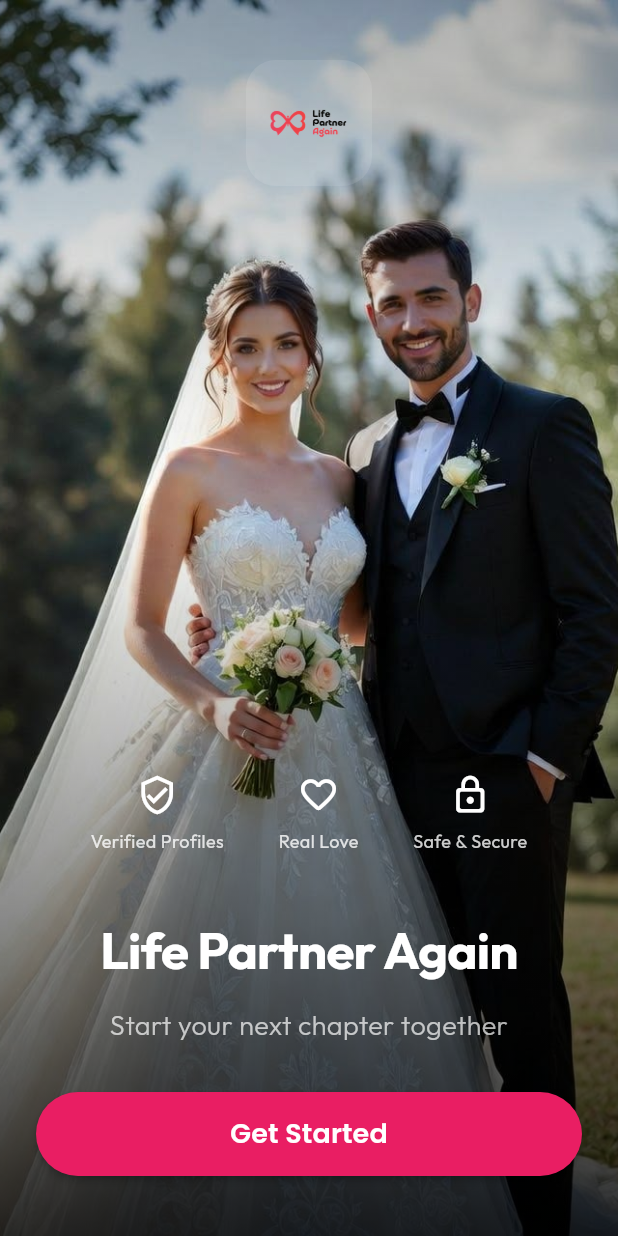
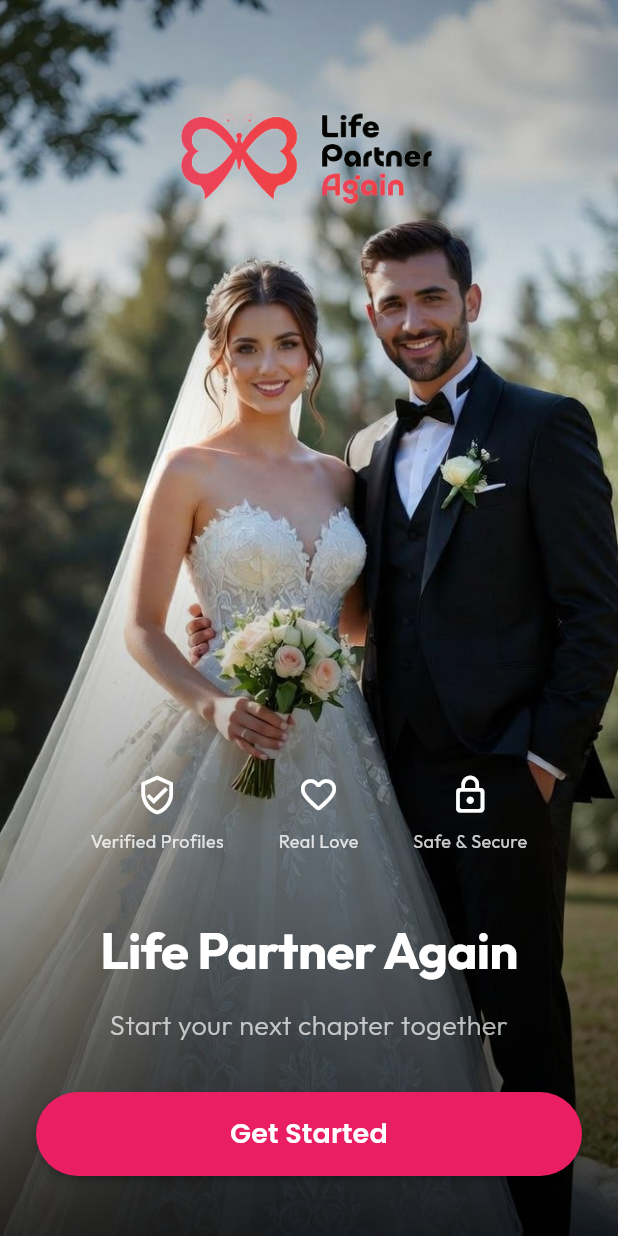
Before and after one commit to JasimIhsan/MyLifepartner_Admin, a Flutter app: the screen it shows after launch, on a phone screen of 412 x 824 dp. Run offline on Flutter 3.47's test engine with Material 3 defaults, Android fonts, the phone set to English and light mode, and no system bars; drawn by our look-alikes of flutter_animate; our stand-ins replace app_links, cached_network_image, camera, dio, geolocator, google_fonts and 3 more; missing offline and left inert: phone_form_field; accounts and stored records are empty; network calls fail.

Commit message:
refactor: rename LANDING_PAGE section to ONBOARDING_SCREEN and integrate dynamic image loading across auth screens

```diff
--- a/frontend/lib/screens/home_screen/home_screen.dart
+++ b/frontend/lib/screens/home_screen/home_screen.dart
@@ -131,7 +131,7 @@ class _HomePageState extends State<HomePage> {
 
   PreferredSizeWidget _buildAppBar() {
     return CustomAppBar(
-      title: 'Life Partner Again',
+      // title: 'Life Partner Again',
       showLeading: false,
       actions: [
         IconButton(
--- a/frontend/lib/screens/landing_screen/landing_screen.dart
+++ b/frontend/lib/screens/landing_screen/landing_screen.dart
@@ -21,7 +21,7 @@ class _LandingScreenState extends State<LandingScreen> {
   void initState() {
     super.initState();
     WidgetsBinding.instance.addPostFrameCallback((_) {
-      context.read<ImageAssetProvider>().loadAssets('LANDING_PAGE');
+      context.read<ImageAssetProvider>().loadAssets('ONBOARDING_SCREEN');
     });
   }
 
@@ -37,20 +37,31 @@ class _LandingScreenState extends State<LandingScreen> {
       child: Scaffold(
         body: Consumer<ImageAssetProvider>(
           builder: (context, provider, child) {
-            final landingAsset = provider.getFeaturedAsset('LANDING_PAGE');
+            final state = provider.getState('ONBOARDING_SCREEN');
+            final landingAsset = provider.getFeaturedAsset('ONBOARDING_SCREEN');
 
             return Stack(
               children: [
-                // ─── Background Image ──────────────────────────────────────────
+                // ─── Background Image or Loader ──────────────────────────────────
                 Positioned.fill(
-                  child: landingAsset != null
+                  child: state == ImageAssetLoadState.loading
+                      ? Container(
+                          color: Colors.white,
+                          child: const Center(
+                            child: CircularProgressIndicator(
+                              color: AppColors.primary,
+                              strokeWidth: 2,
+                            ),
+                          ),
+                        )
+                      : (landingAsset != null
                             ? Image.network(
                                 landingAsset.imageUrl,
                                 fit: BoxFit.cover,
                                 errorBuilder: (context, error, stackTrace) =>
                                     _buildDefaultBackground(),
                               )
-                      : _buildDefaultBackground(),
+                            : _buildDefaultBackground()),
                 ),
 
                 // ─── Gradient Overlay ──────────────────────────────────────────
@@ -77,7 +88,7 @@ class _LandingScreenState extends State<LandingScreen> {
                     padding: const EdgeInsets.symmetric(horizontal: 24.0),
                     child: Column(
                       children: [
-                        const SizedBox(height: 40),
+                        const SizedBox(height: 5),
                         // Logo Placeholder
                         _buildLogo(),
                         const Spacer(),
@@ -121,21 +132,15 @@ class _LandingScreenState extends State<LandingScreen> {
 
   Widget _buildLogo() {
     return Center(
-      child: Container(
-        padding: const EdgeInsets.all(12),
-        decoration: BoxDecoration(
-          color: Colors.white10,
-          borderRadius: BorderRadius.circular(20),
-        ),
-        child: Image.asset(
+      child:
+          Image.asset(
                 'assets/icons/app_logo.png',
-          height: 60,
-          width: 60,
+                height: 200,
+                width: 200,
                 errorBuilder: (context, error, stackTrace) => const Icon(
                   Icons.favorite_rounded,
                   color: AppColors.primary,
-            size: 60,
-          ),
+                  size: 100,
                 ),
               )
               .animate()
--- a/frontend/lib/screens/otp_screen/otp_screen.dart
+++ b/frontend/lib/screens/otp_screen/otp_screen.dart
@@ -2,11 +2,13 @@ import 'dart:async';
 
 import 'package:dio/dio.dart';
 import 'package:flutter/material.dart';
+import 'package:mylifepartner/providers/image_asset_provider.dart';
 import 'package:mylifepartner/screens/otp_screen/widgets/otp_header.dart';
 import 'package:mylifepartner/screens/password_screen/password_screen.dart';
 import 'package:mylifepartner/services/auth_repository.dart';
 import 'package:mylifepartner/shared/widgets/auth_layout.dart';
 import 'package:mylifepartner/utils/dio_error_helper.dart';
+import 'package:provider/provider.dart';
 
 import 'widgets/otp_form.dart';
 
@@ -41,6 +43,9 @@ class _OtpPageState extends State<OtpPage> {
   void initState() {
     super.initState();
     _startTimer();
+    WidgetsBinding.instance.addPostFrameCallback((_) {
+      context.read<ImageAssetProvider>().loadAssets('ONBOARDING_SCREEN');
+    });
   }
 
   void _startTimer() {
@@ -151,6 +156,7 @@ class _OtpPageState extends State<OtpPage> {
   Widget build(BuildContext context) {
     return AuthLayout(
       topImage: 'assets/images/landing_couple.png',
+      dynamicSection: 'ONBOARDING_SCREEN',
       child: LayoutBuilder(
         builder: (context, constraints) {
           final bool isWeb = MediaQuery.of(context).size.width > 900;
```
Also changed, not shown: frontend/lib/screens/login_screen/login_screen.dart (+11 -0 lines), frontend/lib/screens/password_screen/password_screen.dart (+11 -0 lines), frontend/lib/shared/widgets/auth_layout.dart (+50 -2 lines), 3 other files. Lines whose indentation alone changed are shown as unchanged.
